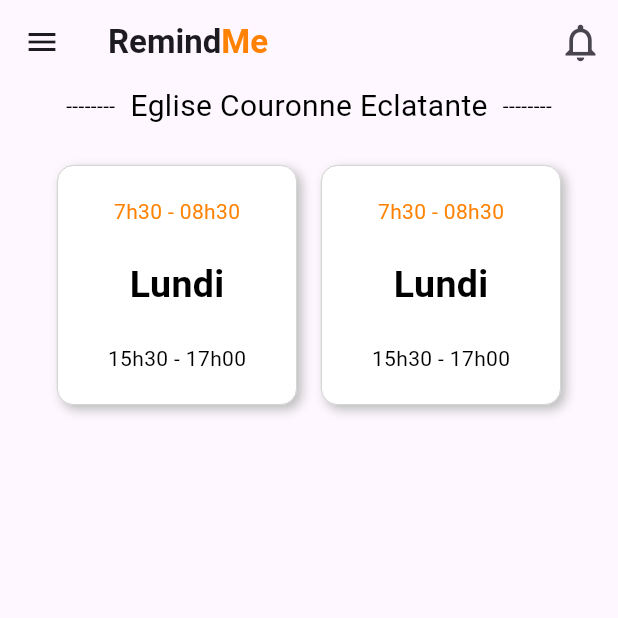
After one commit to quantdev01/chat_app, a Flutter app: the MainUserPage screen opened by its route, on a phone screen of 412 x 824 dp, the top half of it. The commit adds this screen. Run offline on Flutter 3.47's test engine with Material 3 defaults, Android fonts, the phone set to English and light mode, and no system bars; our stand-ins replace animated_text_kit, firebase_auth; accounts and stored records are empty.

Commit message:
Made pick programme page to work mainUserPage

```diff
--- a/lib/main.dart
+++ b/lib/main.dart
@@ -5,6 +5,7 @@ import 'package:chat_app/screens/registration_screen.dart';
 import 'package:chat_app/screens/registration_screen_with_phone_number.dart';
 import 'package:chat_app/screens/remind_me/screens/confirm_email.dart';
 import 'package:chat_app/screens/remind_me/screens/login.dart';
+import 'package:chat_app/screens/remind_me/screens/main_user_page.dart';
 import 'package:chat_app/screens/remind_me/screens/on_boarding_1.dart';
 import 'package:chat_app/screens/remind_me/screens/on_boarding_2.dart';
 import 'package:chat_app/screens/remind_me/screens/on_boarding_3.dart';
@@ -54,6 +55,7 @@ class FlashChat extends StatelessWidget {
         UserNormal.id: (context) => const UserNormal(),
         UserAdmin.id: (context) => const UserAdmin(),
         SearchChurch.id: (context) => const SearchChurch(),
+        MainUserPage.id: (context) => const MainUserPage(),
       },
     );
   }
--- a/lib/screens/remind_me/screens/constant.dart
+++ b/lib/screens/remind_me/screens/constant.dart
@@ -11,5 +11,12 @@ Color kLogoColorGrey = const Color.fromRGBO(64, 64, 64, 100);
 TextStyle kDisplayTextStyle = const TextStyle(
   fontSize: 29,
 );
+TextStyle kRegularText = const TextStyle(
+  fontSize: 25,
+  fontWeight: FontWeight.bold,
+);
 
-const EdgeInsets kMyPaddingLayout = EdgeInsets.symmetric(horizontal: 37);
+TextStyle kOrangeText = TextStyle(color: kAccentColor);
+TextStyle kBlackText = const TextStyle(color: Colors.black);
+
+const EdgeInsets kMyPaddingLayout = EdgeInsets.symmetric(horizontal: 30);
--- /dev/null
+++ b/lib/screens/remind_me/screens/main_user_page.dart
@@ -0,0 +1,148 @@
+import 'package:chat_app/constants.dart';
+import 'package:chat_app/screens/remind_me/screens/constant.dart';
+import 'package:flutter/material.dart';
+
+class MainUserPage extends StatefulWidget {
+  const MainUserPage({super.key});
+  static const id = '/main_user';
+
+  @override
+  State<MainUserPage> createState() => _MainUserPageState();
+}
+
+class _MainUserPageState extends State<MainUserPage> {
+  @override
+  Widget build(BuildContext context) {
+    return Scaffold(
+      appBar: AppBar(
+        actions: const [
+          Padding(
+            padding: EdgeInsets.only(right: 10),
+            child: Icon(
+              Icons.notifications_none,
+              size: 30,
+            ),
+          ),
+        ],
+        title: Row(
+          children: [
+            const Text(
+              'Remind',
+              style: TextStyle(
+                fontWeight: FontWeight.bold,
+              ),
+            ),
+            Text(
+              'Me',
+              style: TextStyle(
+                color: kAccentColor,
+                fontWeight: FontWeight.bold,
+              ),
+            ),
+          ],
+        ),
+        centerTitle: true,
+      ),
+      drawer: const Drawer(
+        elevation: 10,
+        child: Column(
+          mainAxisAlignment: MainAxisAlignment.start,
+          children: [
+            SizedBox(height: 70),
+            Text('Hello'),
+          ],
+        ),
+      ),
+      body: Padding(
+        padding: kMyPaddingLayout,
+        child: Column(
+          children: [
+            const Row(
+              mainAxisAlignment: MainAxisAlignment.center,
+              children: [
+                Text('--------'),
+                SizedBox(width: 10),
+                Text(
+                  'Eglise Couronne Eclatante',
+                  style: TextStyle(fontSize: 20),
+                ),
+                SizedBox(width: 10),
+                Text('--------')
+              ],
+            ),
+            const SizedBox(height: 25),
+            Row(
+              mainAxisAlignment: MainAxisAlignment.spaceAround,
+              children: [
+                Container(
+                  height: 160,
+                  width: 160,
+                  decoration: BoxDecoration(
+                    color: Colors.white,
+                    border: Border.all(
+                        width: 0.5,
+                        color: const Color.fromARGB(253, 190, 190, 190)),
+                    borderRadius: BorderRadius.circular(11),
+                    boxShadow: const [
+                      BoxShadow(
+                        color: Color.fromARGB(253, 190, 190, 190),
+                        offset: Offset(3, 3),
+                        blurRadius: 5,
+                      ),
+                    ],
+                  ),
+                  child: Column(
+                    mainAxisAlignment: MainAxisAlignment.spaceEvenly,
+                    children: [
+                      Text(
+                        '7h30 - 08h30',
+                        style: kOrangeText,
+                      ),
+                      Text(
+                        'Lundi',
+                        style: kRegularText,
+                      ),
+                      const Text('15h30 - 17h00'),
+                    ],
+                  ),
+                ),
+                Container(
+                  height: 160,
+                  width: 160,
+                  decoration: BoxDecoration(
+                    color: Colors.white,
+                    border: Border.all(
+                        width: 0.5,
+                        color: const Color.fromARGB(253, 190, 190, 190)),
+                    borderRadius: BorderRadius.circular(11),
+                    boxShadow: const [
+                      BoxShadow(
+                        color: Color.fromARGB(253, 190, 190, 190),
+                        offset: Offset(3, 3),
+                        blurRadius: 5,
+                      ),
+                    ],
+                  ),
+                  child: Column(
+                    mainAxisAlignment: MainAxisAlignment.spaceEvenly,
+                    children: [
+                      Text(
+                        '7h30 - 08h30',
+                        style: kOrangeText,
+                      ),
+                      Text(
+                        'Lundi',
+                        style: kRegularText,
+                      ),
+                      const Text('15h30 - 17h00'),
+                    ],
+                  ),
+                ),
+              ],
+            ),
+          ],
+        ),
+      ),
+    );
+  }
+}
--- a/lib/screens/remind_me/screens/search_church.dart
+++ b/lib/screens/remind_me/screens/search_church.dart
@@ -1,4 +1,5 @@
 import 'package:chat_app/screens/remind_me/screens/constant.dart';
+import 'package:chat_app/screens/remind_me/screens/main_user_page.dart';
 import 'package:chat_app/screens/remind_me/screens/widgets/widgets.dart';
 import 'package:flutter/material.dart';
 
@@ -67,6 +68,10 @@ class _SearchChurchState extends State<SearchChurch> {
                 scrollDirection: Axis.vertical,
                 itemBuilder: (context, index) => SizedBox(
                   width: double.infinity,
+                  child: GestureDetector(
+                    onTap: () {
+                      Navigator.pushNamed(context, MainUserPage.id);
+                    },
                     child: Card(
                       surfaceTintColor: Colors.amber,
                       borderOnForeground: true,
@@ -111,6 +116,7 @@ class _SearchChurchState extends State<SearchChurch> {
                       ),
                     ),
                   ),
+                ),
               )
             ],
           ),
```
Also changed, not shown: images/Home page page user normal.png (added). Lines whose indentation alone changed are shown as unchanged.
